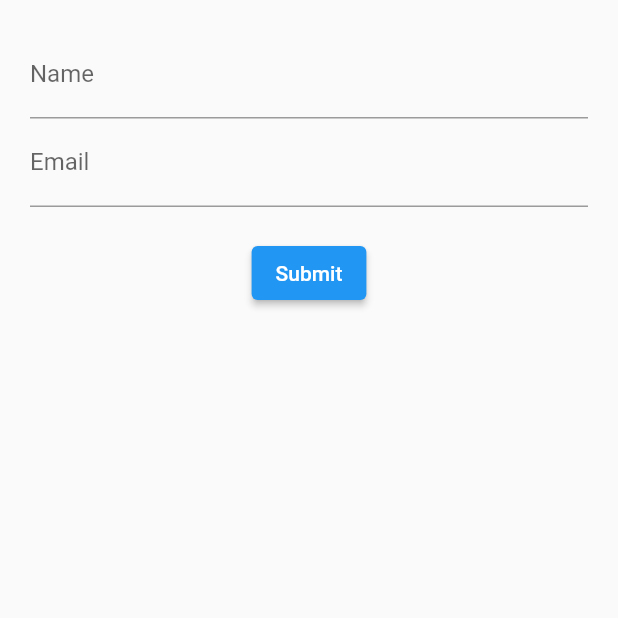
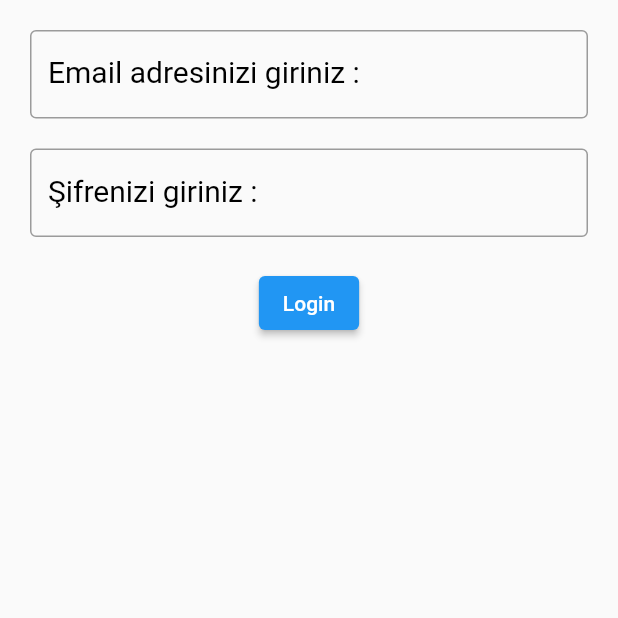
Before and after one commit to HalilMertDeveli/fundemantal_of_biomedical_proejct, a Flutter app: the screen it shows after launch, on a phone screen of 412 x 824 dp, the top half of it. Run offline on Flutter 3.47's test engine with Material 2 defaults, Android fonts, the light colour scheme and no system bars; our stand-ins replace firebase_core, rive; accounts and stored records are empty; statements that could not run were skipped.

Commit message:
we configured the login page and doing get animation to another class

```diff
--- a/lib/login_anim/login_form.dart
+++ b/lib/login_anim/login_form.dart
@@ -120,7 +120,7 @@ class _LoginFormState extends State<LoginForm> {
                 TextFormField(
                   onTap: checking,//move eyes
                   onChanged: ((value)=>moveEyes(value)),//move eyes
-                  decoration: InputDecoration(labelText: 'Name'),
+                  decoration: InputDecoration(labelText: 'Email adresinizi giriniz :',labelStyle: TextStyle(fontSize: 20,color: Colors.black),border: OutlineInputBorder(),),
                   onSaved: (value) {
                     _name = value!;
                   },
@@ -131,9 +131,10 @@ class _LoginFormState extends State<LoginForm> {
                     return null;
                   },
                 ),
+                SizedBox(height: 20,),
                 TextFormField(
                   onTap: handsUp,
-                  decoration: InputDecoration(labelText: 'Email'),
+                  decoration: InputDecoration(labelText: 'Şifrenizi giriniz :',labelStyle: TextStyle(fontSize: 20.0,color: Colors.black),border: OutlineInputBorder()),
                   onSaved: (value) {
                     _email = value!;
                   },
@@ -150,7 +151,7 @@ class _LoginFormState extends State<LoginForm> {
                     _submitForm();
                     login();
                   },
-                  child: Text('Submit'),
+                  child: Text('Login'),
                 ),
               ],
             ),
--- a/lib/main.dart
+++ b/lib/main.dart
@@ -4,6 +4,7 @@ import 'package:fundemetals_of_biomedical/login_anim/login_form.dart';
 void main() {
   runApp(
     MaterialApp(
+      debugShowCheckedModeBanner: false,
       home: LoginForm(),
     ),
   );
```
Also changed, not shown: lib/pages/register_page.dart (added), 1 other file.
